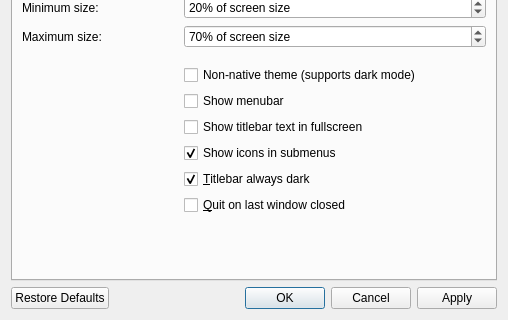
The window that src/qvoptionsdialog.ui (jurplel/qView) describes before a commit, drawn with Qt 5; both pictures show x 0 to 508 and y 238 to 558 of the 508 by 558 pixel window.
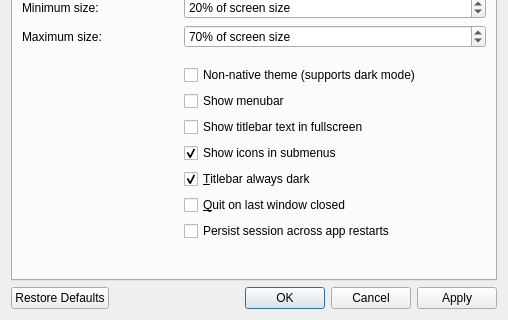
The same window after the commit.

Commit message: macOS: Option to persist session across app restarts

Diff of the .ui file:
```diff
--- a/src/qvoptionsdialog.ui
+++ b/src/qvoptionsdialog.ui
@@ -279,6 +279,13 @@
          </property>
         </widget>
        </item>
+       <item row="17" column="1">
+        <widget class="QCheckBox" name="persistSessionCheckbox">
+         <property name="text">
+          <string>Persist session across app restarts</string>
+         </property>
+        </widget>
+       </item>
       </layout>
      </widget>
      <widget class="QWidget" name="image">
```
The commit also changes 11 other files.
